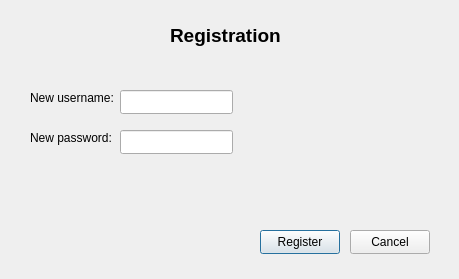
Old version of the form BookSearch/register.ui in the repository SkySaves/QT-Book-Search.
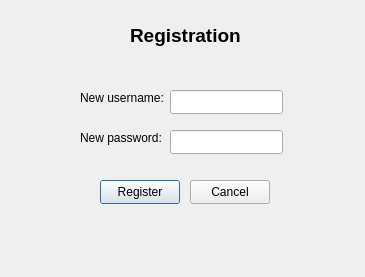
New version of the form. Icons and pictures are not drawn.

Patch:
```diff
--- a/BookSearch/register.ui
+++ b/BookSearch/register.ui
@@ -6,8 +6,8 @@
    <rect>
     <x>0</x>
     <y>0</y>
-    <width>459</width>
-    <height>279</height>
+    <width>365</width>
+    <height>277</height>
    </rect>
   </property>
   <property name="windowTitle">
@@ -20,8 +20,8 @@
   <widget class="QPushButton" name="btnRegister">
    <property name="geometry">
     <rect>
-     <x>260</x>
-     <y>230</y>
+     <x>100</x>
+     <y>180</y>
      <width>80</width>
      <height>24</height>
     </rect>
@@ -33,8 +33,8 @@
   <widget class="QPushButton" name="btnCancel">
    <property name="geometry">
     <rect>
-     <x>350</x>
-     <y>230</y>
+     <x>190</x>
+     <y>180</y>
      <width>80</width>
      <height>24</height>
     </rect>
@@ -46,7 +46,7 @@
   <widget class="QLineEdit" name="lineUsername">
    <property name="geometry">
     <rect>
-     <x>120</x>
+     <x>170</x>
      <y>90</y>
      <width>113</width>
      <height>24</height>
@@ -56,17 +56,20 @@
   <widget class="QLineEdit" name="linePassword">
    <property name="geometry">
     <rect>
-     <x>120</x>
+     <x>170</x>
      <y>130</y>
      <width>113</width>
      <height>24</height>
     </rect>
    </property>
+   <property name="echoMode">
+    <enum>QLineEdit::Password</enum>
+   </property>
   </widget>
   <widget class="QLabel" name="label">
    <property name="geometry">
     <rect>
-     <x>30</x>
+     <x>80</x>
      <y>90</y>
      <width>91</width>
      <height>16</height>
@@ -79,7 +82,7 @@
   <widget class="QLabel" name="label_2">
    <property name="geometry">
     <rect>
-     <x>30</x>
+     <x>80</x>
      <y>130</y>
      <width>101</width>
      <height>16</height>
@@ -92,7 +95,7 @@
   <widget class="QLabel" name="label_3">
    <property name="geometry">
     <rect>
-     <x>170</x>
+     <x>130</x>
      <y>20</y>
      <width>111</width>
      <height>31</height>
```
